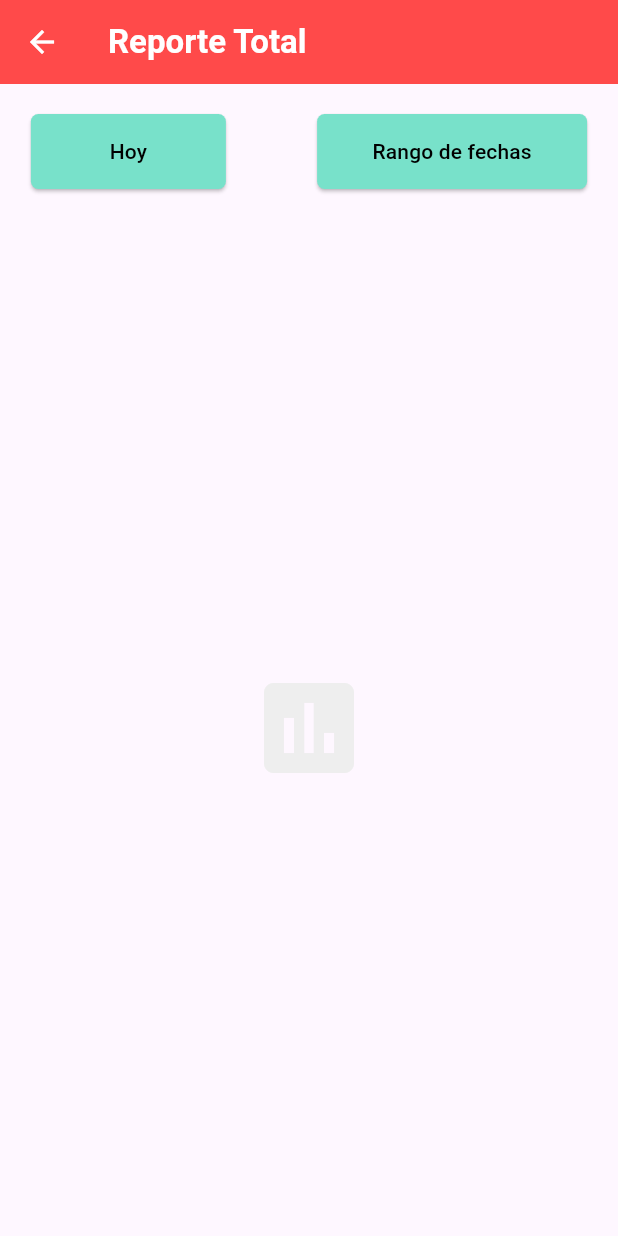
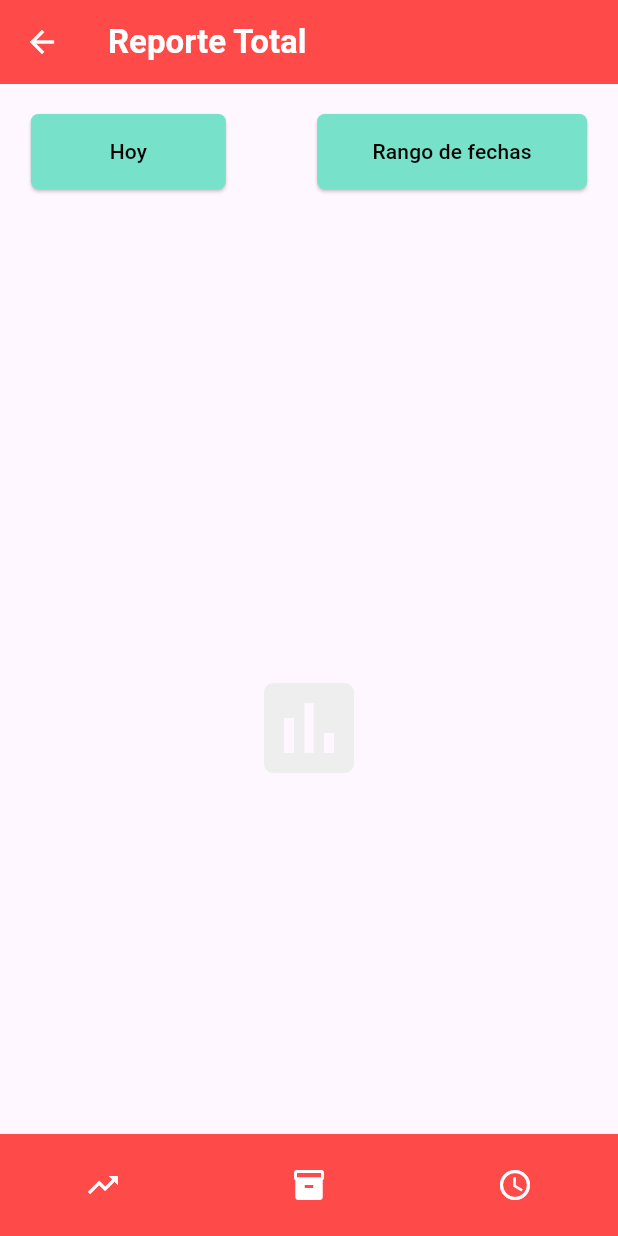
Before and after one commit to gonzalobarrazueta/shopinzider, a Flutter app: the TransactionsPage screen opened directly, on a phone screen of 412 x 824 dp. Run offline on Flutter 3.47's test engine with Material 3 defaults, Android fonts, the phone set to English and light mode, and no system bars.

Commit message:
feat: Add menu bar

```diff
--- a/lib/pages/transactions.dart
+++ b/lib/pages/transactions.dart
@@ -78,7 +78,9 @@ class TransactionsPageState extends State<TransactionsPage> {
           ),
         ),
       ),
-      body: Center(
+      body: Stack(
+        children: [
+          Center(
             child: Padding(
               padding: const EdgeInsets.only(top: 20),
               child: Column(
@@ -191,6 +193,45 @@ class TransactionsPageState extends State<TransactionsPage> {
               ),
             ),
           ),
+          Positioned(
+            bottom: 0,
+            left: 0,
+            right: 0,
+            child: Container(
+              color: const Color(0xFFFF4A4A),
+              child: Padding(
+                padding: const EdgeInsets.symmetric(vertical: 10.0),
+                child: Row(
+                  mainAxisAlignment: MainAxisAlignment.spaceAround,
+                  children: [
+                    IconButton(
+                      icon: Icon(Icons.trending_up),
+                      color: const Color(0xFFFFFFFF),
+                      onPressed: () {
+                        // Action for the first button
+                      },
+                    ),
+                    IconButton(
+                      icon: Icon(Icons.inventory_2),
+                      color: const Color(0xFFFFFFFF),
+                      onPressed: () {
+                        // Action for the second button
+                      },
+                    ),
+                    IconButton(
+                      icon: Icon(Icons.schedule),
+                      color: const Color(0xFFFFFFFF),
+                      onPressed: () {
+                        // Action for the third button
+                      },
+                    ),
+                  ]
+                )
+              ),
+            )
+          )
+        ],
+      ),
     );
   }
 }
```
Lines whose indentation alone changed are shown as unchanged.
